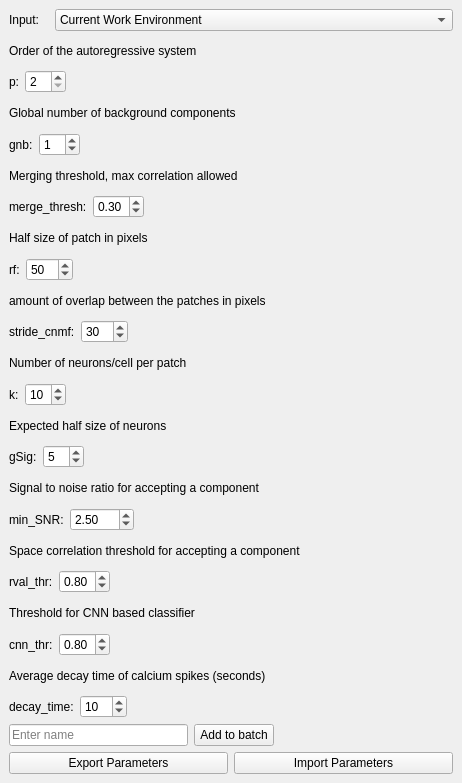
The window that viewer/modules/ui_files/cnmf_pytemplate.ui (kushalkolar/MESmerize) describes before a commit, drawn with Qt 5.
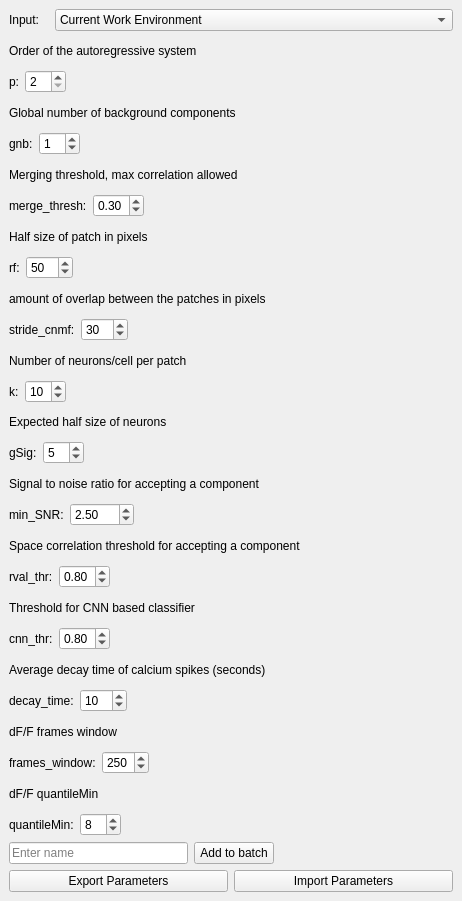
The same window after the commit.

Commit message: New CNMF module

Patch:
```diff
--- a/viewer/modules/ui_files/cnmf_pytemplate.ui
+++ b/viewer/modules/ui_files/cnmf_pytemplate.ui
@@ -10,7 +10,7 @@
     <x>0</x>
     <y>0</y>
     <width>462</width>
-    <height>783</height>
+    <height>901</height>
    </rect>
   </property>
   <property name="floating">
@@ -21,6 +21,50 @@
   </property>
   <widget class="QWidget" name="dockWidgetContents">
    <layout class="QGridLayout" name="gridLayout">
+    <item row="26" column="0">
+     <widget class="QLabel" name="label_18">
+      <property name="text">
+       <string>dF/F frames window</string>
+      </property>
+     </widget>
+    </item>
+    <item row="27" column="0">
+     <layout class="QHBoxLayout" name="horizontalLayout_16">
+      <item>
+       <widget class="QLabel" name="label_29">
+        <property name="text">
+         <string>frames_window:</string>
+        </property>
+       </widget>
+      </item>
+      <item>
+       <widget class="QSpinBox" name="spinBoxFramesWindow">
+        <property name="minimum">
+         <number>1</number>
+        </property>
+        <property name="maximum">
+         <number>999</number>
+        </property>
+        <property name="value">
+         <number>250</number>
+        </property>
+       </widget>
+      </item>
+      <item>
+       <spacer name="horizontalSpacer_13">
+        <property name="orientation">
+         <enum>Qt::Horizontal</enum>
+        </property>
+        <property name="sizeHint" stdset="0">
+         <size>
+          <width>40</width>
+          <height>20</height>
+         </size>
+        </property>
+       </spacer>
+      </item>
+     </layout>
+    </item>
     <item row="8" column="0">
      <widget class="QLabel" name="label_24">
       <property name="text">
@@ -314,7 +358,7 @@
       </item>
      </layout>
     </item>
-    <item row="32" column="0">
+    <item row="35" column="0">
      <layout class="QHBoxLayout" name="horizontalLayout_11">
       <item>
        <widget class="QLineEdit" name="lineEdName">
@@ -345,7 +389,7 @@
       </item>
      </layout>
     </item>
-    <item row="33" column="0">
+    <item row="36" column="0">
      <layout class="QHBoxLayout" name="horizontalLayout_12">
       <item>
        <widget class="QPushButton" name="btnExport">
@@ -574,6 +618,50 @@
       </item>
      </layout>
     </item>
+    <item row="29" column="0">
+     <layout class="QHBoxLayout" name="horizontalLayout_17">
+      <item>
+       <widget class="QLabel" name="label_30">
+        <property name="text">
+         <string>quantileMin:</string>
+        </property>
+       </widget>
+      </item>
+      <item>
+       <widget class="QSpinBox" name="spinBoxQuantileMin">
+        <property name="minimum">
+         <number>1</number>
+        </property>
+        <property name="maximum">
+         <number>99</number>
+        </property>
+        <property name="value">
+         <number>8</number>
+        </property>
+       </widget>
+      </item>
+      <item>
+       <spacer name="horizontalSpacer_17">
+        <property name="orientation">
+         <enum>Qt::Horizontal</enum>
+        </property>
+        <property name="sizeHint" stdset="0">
+         <size>
+          <width>40</width>
+          <height>20</height>
+         </size>
+        </property>
+       </spacer>
+      </item>
+     </layout>
+    </item>
+    <item row="28" column="0">
+     <widget class="QLabel" name="label_35">
+      <property name="text">
+       <string>dF/F quantileMin</string>
+      </property>
+     </widget>
+    </item>
    </layout>
   </widget>
  </widget>
```
The commit also changes 4 other files.
